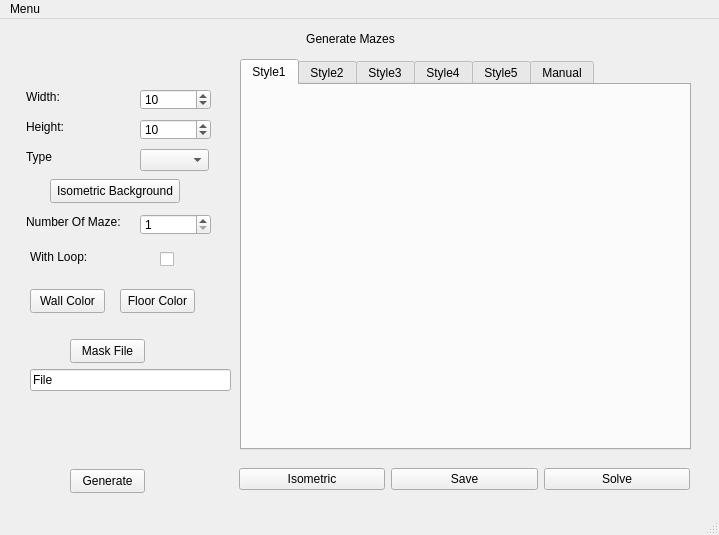
This is assets/ui/mainwindow.ui in funaquarius24/MazeGUI as Qt 5 draws it before an edit. The edited form follows.
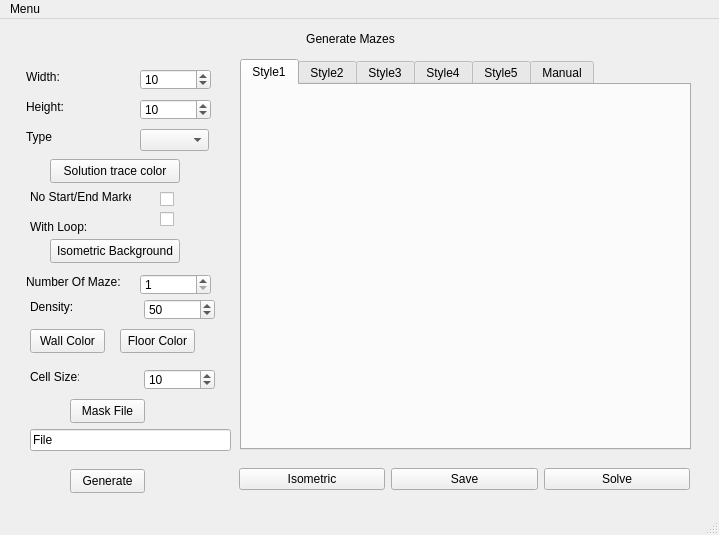
This is the edited form. The open tabs and pages were chosen to show the change.

Commit message: Added requirements.txt. Also made changes to svg generation. Made provision for changing cell sizes.

The edit to the form file:
```diff
--- a/assets/ui/mainwindow.ui
+++ b/assets/ui/mainwindow.ui
@@ -77,7 +77,7 @@
     <property name="geometry">
      <rect>
       <x>140</x>
-      <y>70</y>
+      <y>50</y>
       <width>71</width>
       <height>21</height>
      </rect>
@@ -105,7 +105,7 @@
     <property name="geometry">
      <rect>
       <x>26</x>
-      <y>70</y>
+      <y>50</y>
       <width>61</width>
       <height>16</height>
      </rect>
@@ -118,7 +118,7 @@
     <property name="geometry">
      <rect>
       <x>26</x>
-      <y>100</y>
+      <y>80</y>
       <width>49</width>
       <height>16</height>
      </rect>
@@ -131,7 +131,7 @@
     <property name="geometry">
      <rect>
       <x>140</x>
-      <y>100</y>
+      <y>80</y>
       <width>71</width>
       <height>21</height>
      </rect>
@@ -150,7 +150,7 @@
     <property name="geometry">
      <rect>
       <x>26</x>
-      <y>130</y>
+      <y>110</y>
       <width>49</width>
       <height>16</height>
      </rect>
@@ -163,7 +163,7 @@
     <property name="geometry">
      <rect>
       <x>140</x>
-      <y>130</y>
+      <y>110</y>
       <width>69</width>
       <height>22</height>
      </rect>
@@ -219,7 +219,7 @@
     <property name="geometry">
      <rect>
       <x>140</x>
-      <y>195</y>
+      <y>255</y>
       <width>71</width>
       <height>21</height>
      </rect>
@@ -238,7 +238,7 @@
     <property name="geometry">
      <rect>
       <x>26</x>
-      <y>195</y>
+      <y>255</y>
       <width>101</width>
       <height>16</height>
      </rect>
@@ -251,7 +251,7 @@
     <property name="geometry">
      <rect>
       <x>160</x>
-      <y>230</y>
+      <y>190</y>
       <width>41</width>
       <height>20</height>
      </rect>
@@ -264,7 +264,7 @@
     <property name="geometry">
      <rect>
       <x>30</x>
-      <y>230</y>
+      <y>200</y>
       <width>101</width>
       <height>16</height>
      </rect>
@@ -277,7 +277,7 @@
     <property name="geometry">
      <rect>
       <x>30</x>
-      <y>270</y>
+      <y>310</y>
       <width>75</width>
       <height>24</height>
      </rect>
@@ -290,7 +290,7 @@
     <property name="geometry">
      <rect>
       <x>120</x>
-      <y>270</y>
+      <y>310</y>
       <width>75</width>
       <height>24</height>
      </rect>
@@ -303,7 +303,7 @@
     <property name="geometry">
      <rect>
       <x>70</x>
-      <y>320</y>
+      <y>380</y>
       <width>75</width>
       <height>24</height>
      </rect>
@@ -316,7 +316,7 @@
     <property name="geometry">
      <rect>
       <x>30</x>
-      <y>350</y>
+      <y>410</y>
       <width>201</width>
       <height>22</height>
      </rect>
@@ -329,7 +329,7 @@
     <property name="geometry">
      <rect>
       <x>50</x>
-      <y>160</y>
+      <y>220</y>
       <width>130</width>
       <height>24</height>
      </rect>
@@ -338,6 +338,109 @@
      <string>Isometric Background</string>
     </property>
    </widget>
+   <widget class="QSpinBox" name="densitySpinBox">
+    <property name="geometry">
+     <rect>
+      <x>144</x>
+      <y>280</y>
+      <width>71</width>
+      <height>21</height>
+     </rect>
+    </property>
+    <property name="minimum">
+     <number>0</number>
+    </property>
+    <property name="maximum">
+     <number>100</number>
+    </property>
+    <property name="value">
+     <number>50</number>
+    </property>
+   </widget>
+   <widget class="QLabel" name="label_7">
+    <property name="geometry">
+     <rect>
+      <x>30</x>
+      <y>280</y>
+      <width>101</width>
+      <height>16</height>
+     </rect>
+    </property>
+    <property name="text">
+     <string>Density:</string>
+    </property>
+   </widget>
+   <widget class="QPushButton" name="solutionTraceColorButton">
+    <property name="geometry">
+     <rect>
+      <x>50</x>
+      <y>140</y>
+      <width>130</width>
+      <height>24</height>
+     </rect>
+    </property>
+    <property name="text">
+     <string>Solution trace color</string>
+    </property>
+   </widget>
+   <widget class="QLabel" name="label_9">
+    <property name="geometry">
+     <rect>
+      <x>30</x>
+      <y>170</y>
+      <width>101</width>
+      <height>16</height>
+     </rect>
+    </property>
+    <property name="text">
+     <string>No Start/End Markers:</string>
+    </property>
+   </widget>
+   <widget class="QCheckBox" name="startEndMarkerCheckBox">
+    <property name="geometry">
+     <rect>
+      <x>160</x>
+      <y>170</y>
+      <width>41</width>
+      <height>20</height>
+     </rect>
+    </property>
+    <property name="text">
+     <string/>
+    </property>
+   </widget>
+   <widget class="QLabel" name="label_5">
+    <property name="geometry">
+     <rect>
+      <x>30</x>
+      <y>350</y>
+      <width>49</width>
+      <height>16</height>
+     </rect>
+    </property>
+    <property name="text">
+     <string>Cell Size:</string>
+    </property>
+   </widget>
+   <widget class="QSpinBox" name="cellSizeSpinBox">
+    <property name="geometry">
+     <rect>
+      <x>144</x>
+      <y>350</y>
+      <width>71</width>
+      <height>21</height>
+     </rect>
+    </property>
+    <property name="minimum">
+     <number>1</number>
+    </property>
+    <property name="maximum">
+     <number>200</number>
+    </property>
+    <property name="value">
+     <number>10</number>
+    </property>
+   </widget>
   </widget>
   <widget class="QMenuBar" name="menubar">
    <property name="geometry">
```
Left out of the diff: 8 changed lines with no effect on the pictures. The commit also changes 360 other files.
